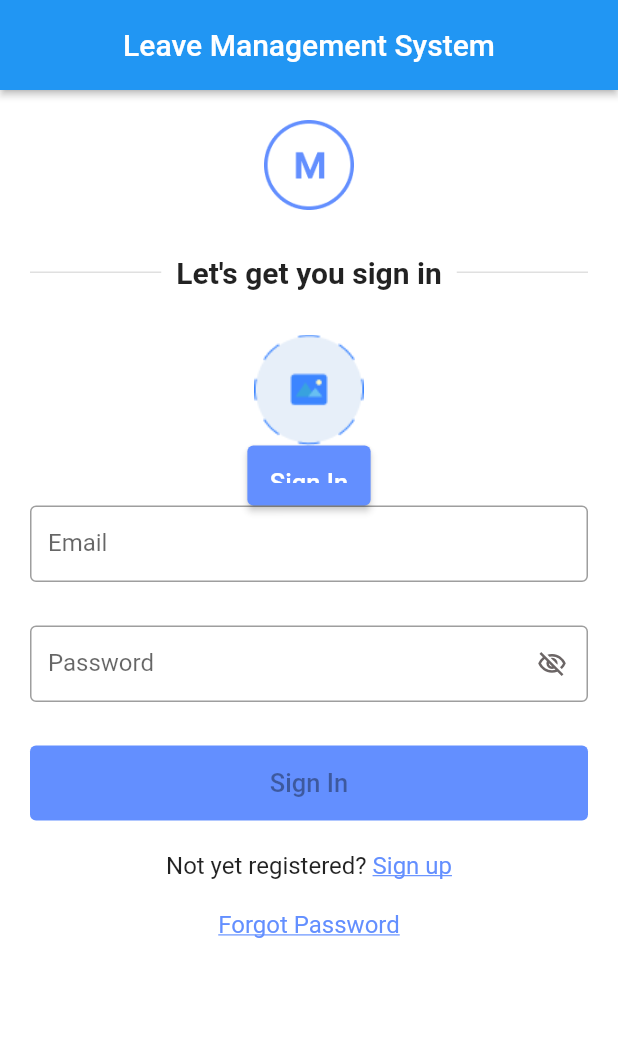
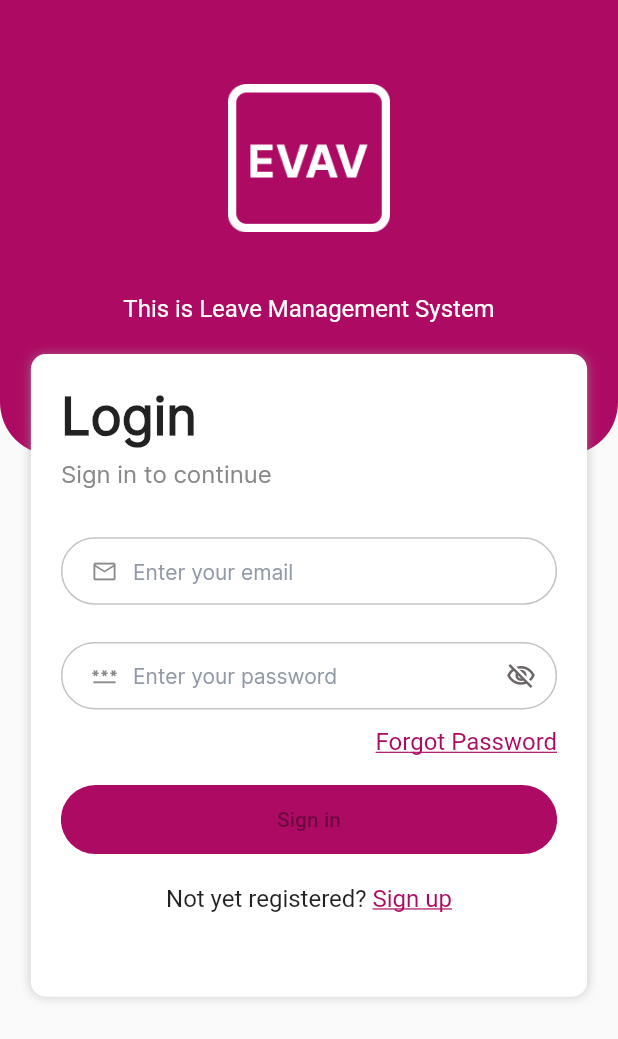
Before and after one commit to ncutixavier/leave-app, a Flutter app: the screen it shows after launch, after a tap on "Sign In", on a phone screen of 412 x 824 dp. Shown: the top 1039 px of the screen. Run offline on Flutter 3.47's test engine with Material 2 defaults, Android fonts, the phone set to English and light mode, and no system bars; our stand-ins replace another_flushbar, date_field, file_picker, firebase_auth, firebase_core, firebase_storage and 2 more; accounts and stored records are empty; network calls fail.

Commit message:
add new login page

```diff
--- a/lib/main.dart
+++ b/lib/main.dart
@@ -7,6 +7,8 @@ import 'package:leaveapp/screens/leave.dart';
 import 'package:leaveapp/screens/register.dart';
 import 'package:leaveapp/screens/post.dart';
 import 'package:leaveapp/screens/forgot_password.dart';
+import 'package:leaveapp/screens/sign_in.dart';
+import 'package:leaveapp/screens/welcome.dart';
 
 void main() async {
   WidgetsFlutterBinding.ensureInitialized();
@@ -25,7 +27,9 @@ class MyApp extends StatelessWidget {
     return MaterialApp(
       debugShowCheckedModeBanner: false,
       theme: ThemeData(
-        primarySwatch: Colors.blue,
+        colorScheme: ColorScheme.fromSwatch().copyWith(
+          primary: Color(0xFFAD0B63),
+        ),
       ),
       home: Splash(),
       routes: {
@@ -34,7 +38,9 @@ class MyApp extends StatelessWidget {
         'register': (context) => Register_Screen(),
         'leaves': (context) => Leave_Screen(),
         'post': (context) => PostsPage(),
-        'forgot-password': (context) => ForgotPassword()
+        'forgot-password': (context) => ForgotPassword(),
+        'sign-in': (context) => SignIn(),
+        'welcome': (context) => Welcome(),
       },
     );
   }
--- a/lib/screens/login.dart
+++ b/lib/screens/login.dart
@@ -78,7 +78,7 @@ class _Login_ScreenState extends State<Login_Screen> {
       body: SafeArea(
         child: SingleChildScrollView(
           child: Container(
-            color: Color(0xffffffff),
+            color: const Color(0xffffffff),
             width: MediaQuery.of(context).size.width,
             height: MediaQuery.of(context).size.height,
             padding: const EdgeInsets.symmetric(horizontal: 20.0),
@@ -103,7 +103,8 @@ class _Login_ScreenState extends State<Login_Screen> {
                     )),
                     Text(
                       "Let's get you sign in",
-                      style: TextStyle(fontSize: 20.0, fontWeight: FontWeight.bold),
+                      style: TextStyle(
+                          fontSize: 20.0, fontWeight: FontWeight.bold),
                     ),
                     Expanded(
                         child: Divider(
@@ -170,16 +171,16 @@ class _Login_ScreenState extends State<Login_Screen> {
                         padding: MaterialStateProperty.all(
                           const EdgeInsets.all(15),
                         ),
-                        backgroundColor: MaterialStateProperty.all(
-                            Color(0xff638FFF))),
-                    onPressed: () async{
+                        backgroundColor:
+                            MaterialStateProperty.all(Color(0xff638FFF))),
+                    onPressed: () async {
                       await uploadImageToFirebase();
                     },
                     child: isLoading
                         ? const SizedBox(
                             child: CircularProgressIndicator(
-                        valueColor: AlwaysStoppedAnimation<Color>(
-                            Colors.white),
+                              valueColor:
+                                  AlwaysStoppedAnimation<Color>(Colors.white),
                             ),
                             height: 20.0,
                             width: 20.0,
@@ -306,7 +307,9 @@ class _Login_ScreenState extends State<Login_Screen> {
                                           isLoading = false;
                                         });
                                         Map msg = jsonDecode(error.message);
-                                        SnackBarService.displaySnackBar(msg['message']).show(context);
+                                        SnackBarService.displaySnackBar(
+                                                msg['message'])
+                                            .show(context);
                                       });
                                     }
                                   },
@@ -391,7 +394,11 @@ class _Login_ScreenState extends State<Login_Screen> {
     // uploadTask?.then((res) {
     //   res.ref.getDownloadURL().then((value) => print("Done: $value"));
     // });
-    var reference = FirebaseStorage.instance.ref().child("ncuti").child("images").child("${DateTime.now()}");
+    var reference = FirebaseStorage.instance
+        .ref()
+        .child("ncuti")
+        .child("images")
+        .child("${DateTime.now()}");
     final TaskSnapshot snapshot = await reference.putFile(_file!);
     final downloadUrl = await snapshot.ref.getDownloadURL();
     print("Done: $downloadUrl");
--- /dev/null
+++ b/lib/screens/sign_in.dart
@@ -0,0 +1,284 @@
+import 'package:flutter/cupertino.dart';
+import 'package:flutter/material.dart';
+import 'package:get/get.dart';
+import 'package:leaveapp/widgets/header.dart';
+
+class SignIn extends StatefulWidget {
+  const SignIn({Key? key}) : super(key: key);
+  static const routeName = "sign-in";
+  @override
+  State<SignIn> createState() => _SignInState();
+}
+
+class _SignInState extends State<SignIn> {
+  final GlobalKey<FormState> _formKey = GlobalKey();
+  String email = "";
+  String password = "";
+  bool show = false;
+
+  @override
+  Widget build(BuildContext context) {
+    final height = MediaQuery.of(context).size.height;
+    return Scaffold(
+      appBar: AppBar(
+        automaticallyImplyLeading: false,
+        elevation: 0,
+      ),
+      body: SafeArea(
+          child: SizedBox(
+        width: double.infinity,
+        child: Stack(
+          alignment: Alignment.topCenter,
+          children: [
+            Header(),
+            Expanded(
+              child: Container(),
+            ),
+            Positioned(
+              top: 180,
+              child: Container(
+                width: MediaQuery.of(context).size.width * 0.9,
+                height: height * 0.52,
+                padding: const EdgeInsets.all(20.0),
+                decoration: BoxDecoration(
+                  color: Colors.white,
+                  borderRadius: BorderRadius.circular(10.0),
+                  boxShadow: [
+                    BoxShadow(
+                      color: Colors.grey.withOpacity(0.5),
+                      spreadRadius: 0,
+                      blurRadius: 5,
+                      offset: const Offset(0, 0), // changes position of shadow
+                    ),
+                  ],
+                ),
+                child: ListView(
+                  children: [
+                    const Text(
+                      "Login",
+                      style: TextStyle(
+                          fontSize: 35.0,
+                          fontFamily: "Inter-Regular",
+                          fontWeight: FontWeight.bold),
+                    ),
+                    SizedBox(
+                      height: height * 0.01,
+                    ),
+                    const Text(
+                      "Sign in to continue",
+                      style: TextStyle(
+                          fontFamily: "Inter-Regular",
+                          color: Color(0xff888888),
+                          fontSize: 16),
+                    ),
+                    SizedBox(
+                      height: height * 0.04,
+                    ),
+                    Form(
+                      key: _formKey,
+                      child: SizedBox(
+                        height: height * 0.4,
+                        child: ListView(
+                          children: [
+                            SizedBox(
+                              height: 45.0,
+                              child: TextFormField(
+                                keyboardType: TextInputType.text,
+                                decoration: InputDecoration(
+                                  isDense: true,
+                                  prefixIcon: const Padding(
+                                    padding: EdgeInsets.only(
+                                        left: 10), // add padding to adjust icon
+                                    child: Icon(Icons.email_outlined),
+                                  ),
+                                  hintText: 'Enter your email',
+                                  enabledBorder: OutlineInputBorder(
+                                    borderRadius: BorderRadius.circular(40.0),
+                                    borderSide: const BorderSide(
+                                      color: Color(0xffC4C4C4),
+                                    ),
+                                  ),
+                                  focusedBorder: OutlineInputBorder(
+                                    borderSide: const BorderSide(
+                                      color: Color(0xFFAD0B63),
+                                    ),
+                                    borderRadius: BorderRadius.circular(40.0),
+                                  ),
+                                  border: const OutlineInputBorder(),
+                                  hintStyle: const TextStyle(
+                                    color: Color(0xff9099A6),
+                                    fontFamily: 'Inter-Regular',
+                                    fontWeight: FontWeight.w300,
+                                    fontSize: 14,
+                                  ),
+                                ),
+                                onChanged: (value) {
+                                  setState(() {
+                                    email = value;
+                                  });
+                                },
+                                validator: (value) {
+                                  if (GetUtils.isEmail(value!)) {
+                                    return null;
+                                  }
+                                  return 'Please enter a valid Email';
+                                },
+                              ),
+                            ),
+                            SizedBox(
+                              height: height * 0.03,
+                            ),
+                            SizedBox(
+                              height: 45.0,
+                              child: TextFormField(
+                                keyboardType: TextInputType.visiblePassword,
+                                obscureText: !show,
+                                decoration: InputDecoration(
+                                  isDense: true,
+                                  prefixIcon: const Padding(
+                                    padding: EdgeInsets.only(
+                                        left: 10), // add padding to adjust icon
+                                    child: Icon(Icons.password_outlined),
+                                  ),
+                                  hintText: 'Enter your password ',
+                                  enabledBorder: OutlineInputBorder(
+                                    borderRadius: BorderRadius.circular(40.0),
+                                    borderSide: const BorderSide(
+                                      color: Color(0xffC4C4C4),
+                                    ),
+                                  ),
+                                  focusedBorder: OutlineInputBorder(
+                                    borderSide: const BorderSide(
+                                      color: Color(0xFFAD0B63),
+                                    ),
+                                    borderRadius: BorderRadius.circular(40.0),
+                                  ),
+                                  border: const OutlineInputBorder(),
+                                  hintStyle: const TextStyle(
+                                    color: Color(0xff9099A6),
+                                    fontFamily: 'Inter-Regular',
+                                    fontWeight: FontWeight.w300,
+                                    fontSize: 14,
+                                  ),
+                                  suffixIcon: show
+                                      ? InkWell(
+                                          child: const Icon(
+                                            Icons.visibility_outlined,
+                                            size: 20,
+                                            color: Color(0xff6B6565),
+                                          ),
+                                          onTap: () {
+                                            setState(() {
+                                              show = !show;
+                                            });
+                                          },
+                                        )
+                                      : InkWell(
+                                          child: const Icon(
+                                            Icons.visibility_off_outlined,
+                                            size: 20,
+                                            color: Color(0xff6B6565),
+                                          ),
+                                          onTap: () {
+                                            setState(() {
+                                              show = !show;
+                                            });
+                                          },
+                                        ),
+                                ),
+                                onChanged: (value) {
+                                  setState(() {
+                                    password = value;
+                                  });
+                                },
+                                validator: (value) {
+                                  if (value!.isEmpty) {
+                                    return "Password is required";
+                                  }
+                                },
+                              ),
+                            ),
+                            SizedBox(
+                              height: height * 0.015,
+                            ),
+                            SizedBox(
+                              height: height * 0.03,
+                              width: double.infinity,
+                              child: InkWell(
+                                onTap: () {
+                                  // Navigator.of(context).pushNamed(ForgotPassword.routename);
+                                },
+                                child: const Text(
+                                  "Forgot Password",
+                                  textAlign: TextAlign.right,
+                                  style: TextStyle(
+                                      color: Color(0xFFAD0B63),
+                                      decoration: TextDecoration.underline,
+                                      fontSize: 16),
+                                ),
+                              ),
+                            ),
+                            SizedBox(
+                              height: height * 0.015,
+                            ),
+                            SizedBox(
+                              width: double.infinity,
+                              child: ElevatedButton(
+                                style: ButtonStyle(
+                                  padding: MaterialStateProperty.all(
+                                    const EdgeInsets.all(15),
+                                  ),
+                                  backgroundColor: MaterialStateProperty.all(
+                                    const Color(0xFFAD0B63),
+                                  ),
+                                  shape: MaterialStateProperty.all<
+                                      RoundedRectangleBorder>(
+                                    RoundedRectangleBorder(
+                                      borderRadius: BorderRadius.circular(40.0),
+                                    ),
+                                  ),
+                                ),
+                                onPressed: null,
+                                child: const Text("Sign in"),
+                              ),
+                            ),
+                            SizedBox(
+                              height: height * 0.07,
+                              child: Row(
+                                mainAxisAlignment: MainAxisAlignment.center,
+                                children: [
+                                  const Text(
+                                    "Not yet registered? ",
+                                    style: TextStyle(fontSize: 16),
+                                  ),
+                                  InkWell(
+                                    onTap: () {
+                                      // Navigator.of(context)
+                                      //     .pushNamed(Register_Screen.routename);
+                                    },
+                                    child: const Text(
+                                      "Sign up",
+                                      style: TextStyle(
+                                        color: Color(0xFFAD0B63),
+                                        decoration: TextDecoration.underline,
+                                        fontSize: 16,
+                                      ),
+                                    ),
+                                  )
+                                ],
+                              ),
+                            )
+                          ],
+                        ),
+                      ),
+                    )
+                  ],
+                ),
+              ),
+            )
+          ],
+        ),
+      )),
+    );
+  }
+}
--- a/lib/screens/splash.dart
+++ b/lib/screens/splash.dart
@@ -1,6 +1,8 @@
 import 'dart:async';
 import 'package:flutter/material.dart';
 import 'package:leaveapp/screens/login.dart';
+import 'package:leaveapp/screens/sign_in.dart';
+import 'package:leaveapp/screens/welcome.dart';
 
 class Splash extends StatefulWidget {
   const Splash({Key? key}) : super(key: key);
@@ -18,21 +20,20 @@ class _SplashState extends State<Splash> {
     super.initState();
     Timer(Duration(
         seconds: 3
-    ), ()=>Navigator.of(context).pushNamed(Login_Screen.routename));
+    ), ()=>Navigator.of(context).pushNamed(Welcome.routeName));
 
   }
 
   @override
   Widget build(BuildContext context) {
     return Scaffold(
-      backgroundColor: Color(0xff638FFF),
+      backgroundColor: Color(0xFFAD0B63),
       body: Container(
-        color: Color(0xff638FFF),
         width: double.infinity,
         child: Column(
           mainAxisAlignment: MainAxisAlignment.center,
           children: [
-            Image.asset("images/logo_light.png")
+            Image.asset("images/logo.png")
           ],
         ),
       ),
--- /dev/null
+++ b/lib/screens/welcome.dart
@@ -0,0 +1,87 @@
+import 'package:flutter/cupertino.dart';
+import 'package:flutter/material.dart';
+import 'package:leaveapp/screens/sign_in.dart';
+import 'package:leaveapp/widgets/header.dart';
+
+class Welcome extends StatefulWidget {
+  const Welcome({Key? key}) : super(key: key);
+  static const routeName = "welcome";
+  @override
+  State<Welcome> createState() => _WelcomeState();
+}
+
+class _WelcomeState extends State<Welcome> {
+  @override
+  Widget build(BuildContext context) {
+    final height = MediaQuery.of(context).size.height;
+    return Scaffold(
+        appBar: AppBar(
+          automaticallyImplyLeading: false,
+          elevation: 0,
+        ),
+        body: SafeArea(
+          child: Column(
+            children: [
+              const Header(),
+              SizedBox(
+                height: height * 0.1,
+              ),
+              Container(
+                margin: const EdgeInsets.symmetric(horizontal: 30.0),
+                width: double.infinity,
+                child: FlatButton(
+                  padding: const EdgeInsets.symmetric(vertical: 15.0),
+                  color: const Color(0xFFAD0B63),
+                  shape: RoundedRectangleBorder(
+                    borderRadius: BorderRadius.circular(40.0),
+                  ),
+                  onPressed: () {
+                    Navigator.of(context).pushNamed(SignIn.routeName);
+                  },
+                  child: const Text(
+                    "Sign In",
+                    style: TextStyle(color: Colors.white, fontSize: 15.0),
+                  ),
+                ),
+              ),
+              Container(
+                width: double.infinity,
+                margin: const EdgeInsets.symmetric(
+                    horizontal: 30.0, vertical: 30.0),
+                child: OutlinedButton(
+                  onPressed: () {},
+                  style: OutlinedButton.styleFrom(
+                    padding: const EdgeInsets.symmetric(vertical: 15.0),
+                    side: const BorderSide(
+                      width: 1.0,
+                      color: Color(0xFFAD0B63),
+                    ),
+                    shape: RoundedRectangleBorder(
+                      borderRadius: BorderRadius.circular(40.0),
+                    ),
+                  ),
+                  child: const Text(
+                    'Sign Up',
+                    style: TextStyle(fontSize: 15.0),
+                  ),
+                ),
+              ),
+              SizedBox(
+                height: height * 0.035,
+              ),
+              const SizedBox(
+                width: double.infinity,
+                child: Text(
+                  "Welcome again!",
+                  textAlign: TextAlign.center,
+                  style: TextStyle(
+                      color: Color(0xFFAD0B63),
+                      fontSize: 40.0,
+                      fontFamily: "Italianno-Regular"),
+                ),
+              )
+            ],
+          ),
+        ));
+  }
+}
--- /dev/null
+++ b/lib/widgets/header.dart
@@ -0,0 +1,36 @@
+import 'package:flutter/material.dart';
+
+class Header extends StatelessWidget {
+  const Header({Key? key}) : super(key: key);
+
+  @override
+  Widget build(BuildContext context) {
+    final height = MediaQuery.of(context).size.height;
+    return Container(
+      width: MediaQuery.of(context).size.width,
+      height: MediaQuery.of(context).size.height * 0.3,
+      decoration: const BoxDecoration(
+          color: Color(0xFFAD0B63),
+          borderRadius: BorderRadius.only(
+            bottomLeft: Radius.circular(35.0),
+            bottomRight: Radius.circular(35.0),
+          )),
+      child: Column(
+        crossAxisAlignment: CrossAxisAlignment.center,
+        children: [
+          SizedBox(
+            child: Image.asset("images/logo.png"),
+            height: height * 0.12,
+          ),
+          SizedBox(
+            height: height * 0.05,
+          ),
+          const Text(
+            "This is Leave Management System",
+            style: TextStyle(color: Colors.white, fontSize: 16),
+          ),
+        ],
+      ),
+    );
+  }
+}
--- a/pubspec.yaml
+++ b/pubspec.yaml
@@ -94,5 +94,9 @@ flutter:
     - family: Inter-Bold
       fonts:
         - asset: fonts/Inter-Bold.ttf
+
+    - family: Italianno-Regular
+      fonts:
+        - asset: fonts/Italianno-Regular.ttf
   # For details regarding fonts from package dependencies,
   # see https://flutter.dev/custom-fonts/#from-packages
```
Also changed, not shown: fonts/Italianno-Regular.ttf (added), images/logo.png (added). Lines whose indentation alone changed are shown as unchanged.
